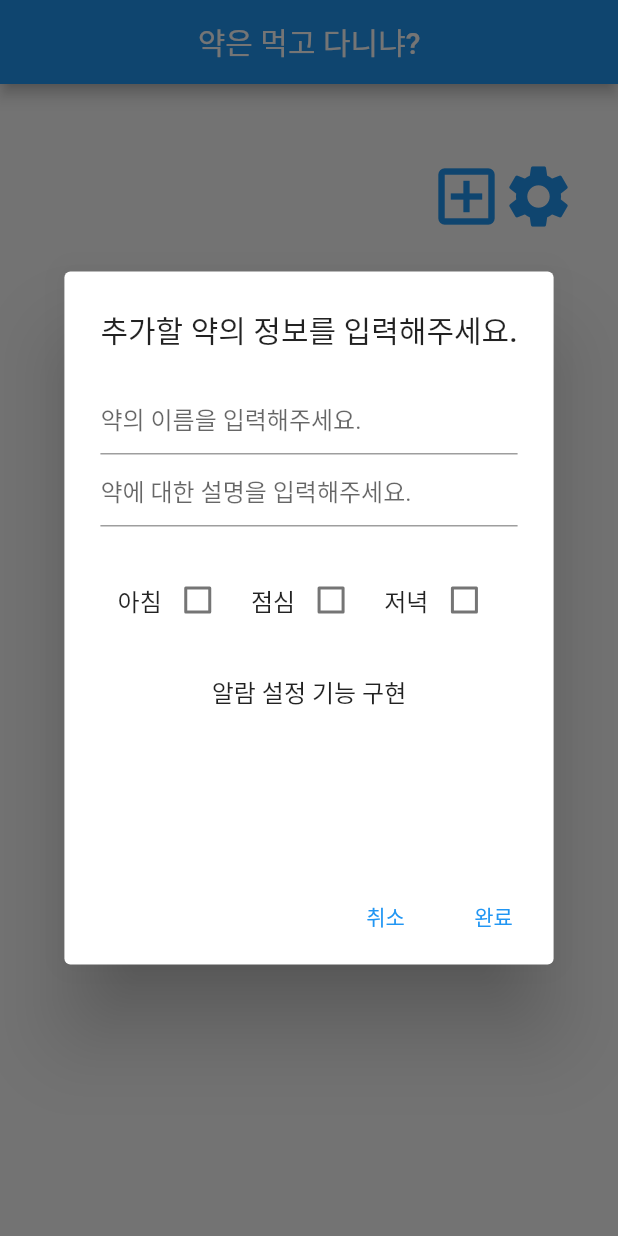
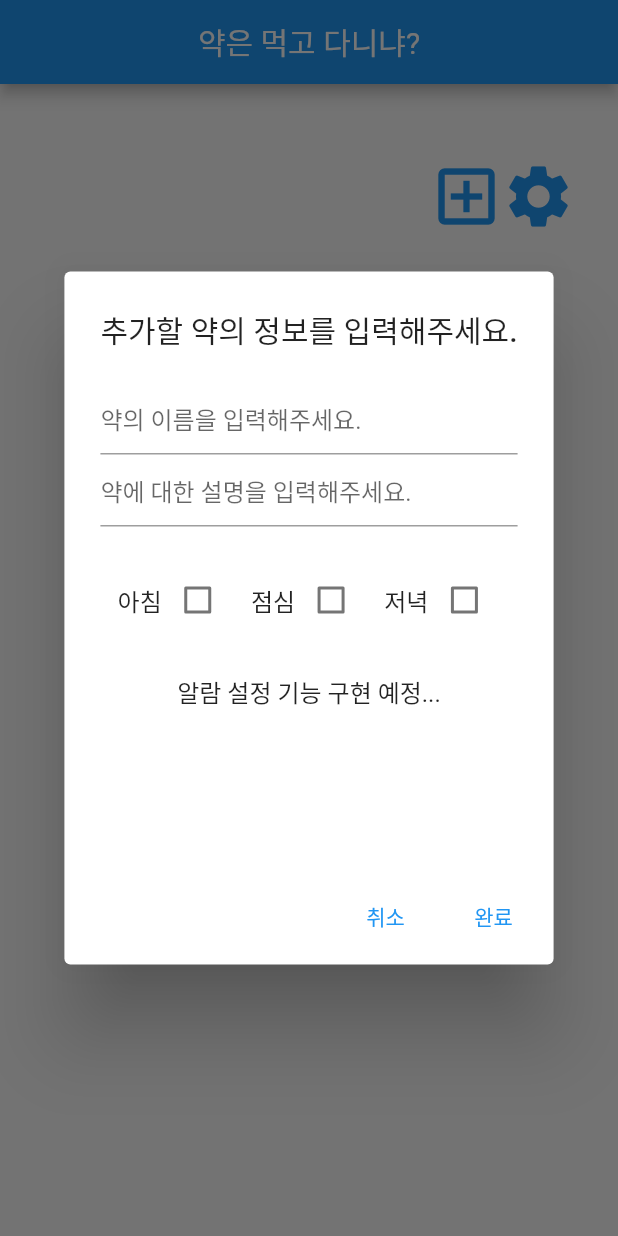
Before and after one commit to Noob-Gallon/Medicine_Checking_Alarm_App, a Flutter app: the screen it shows after launch, after a tap on the "add box" icon, on a phone screen of 412 x 824 dp. Run offline on Flutter 3.47's test engine with Material 2 defaults, Android fonts, the phone set to English and light mode, and no system bars.

Commit message:
2023.03.06
Modified some codes to check github processing.

```diff
--- a/lib/screens/home_screen.dart
+++ b/lib/screens/home_screen.dart
@@ -24,7 +24,10 @@ class _HomeScreenState extends State<HomeScreen> {
       resizeToAvoidBottomInset: false,
       appBar: AppBar(
         title: const Center(
-          child: Text('약은 먹고 다니냐?'),
+          child: Text(
+            '약은 먹고 다니냐?',
+            style: TextStyle(fontWeight: FontWeight.w400),
+          ),
         ),
       ),
       body: Column(
@@ -179,8 +182,10 @@ class _HomeScreenState extends State<HomeScreen> {
                   const SizedBox(
                     height: 25,
                   ),
-                  const Text(
-                    '알람 설정 기능 구현',
+                  const Center(
+                    child: Text(
+                      '알람 설정 기능 구현 예정...',
+                    ),
                   ),
                 ],
               ),
@@ -196,7 +201,7 @@ class _HomeScreenState extends State<HomeScreen> {
                   // 다시 추가할 때 Default 값으로 보이게 됨.
                   // ---------------------------------------
                   // [내용 수정]
-                  //takeOn 변수들은 method 내에서 생성한 변수들이므로,
+                  // takeOn 변수들은 method 내에서 생성한 변수들이므로,
                   // 초기화하지 않아도 된다.
                   // ---------------------------------------
                   // takeOnMorning = false;
```
